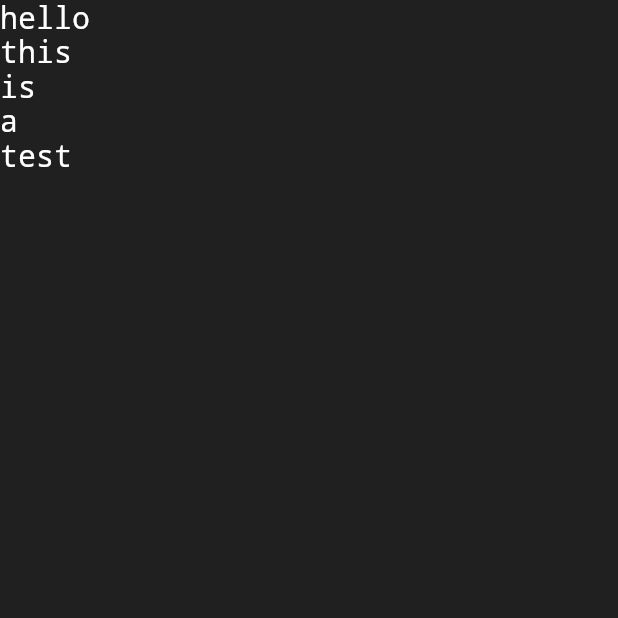
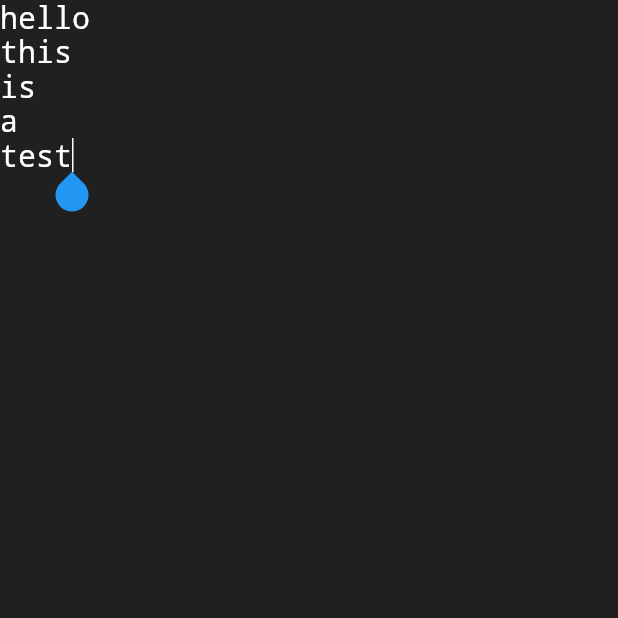
Before and after one commit to Amplus2/flutter-sucks-for-text-editors, a Flutter app: the screen it shows after launch, on a phone screen of 412 x 824 dp, the top half of it. Run offline on Flutter 3.47's test engine with Material 2 defaults, Android fonts, the phone set to English and light mode, and no system bars; our stand-ins replace args.

Commit message:
made the text field nicer

```diff
--- a/lib/buffer.dart
+++ b/lib/buffer.dart
@@ -1,13 +1,13 @@
 import 'dart:io';
 
 class Buffer {
-  List<String> buffer;
+  String buffer;
   String file;
 
   Buffer(this.buffer);
 
   Buffer.fromFile(this.file) {
     //TODO: async
-    buffer = File(file).readAsLinesSync();
+    buffer = File(file).readAsStringSync();
   }
 }
--- a/lib/main.dart
+++ b/lib/main.dart
@@ -2,6 +2,7 @@
 import 'package:args/args.dart';
 import 'package:flutter/material.dart';
 import 'package:adscriptum/config.dart' as Config;
+import 'package:flutter/rendering.dart';
 
 void main(final List<String> argv) {
   final argParser = ArgParser()
@@ -24,28 +25,43 @@
 }
 
 class _ScriptPageState extends State<ScriptPage> {
-  //currently this is just a single-buffer editor
-  //TODO: change that
-  Buffer _buffer = Buffer(['hello', 'this', 'is', 'a', 'test']);
+  //TODO: implement buffer switching
+  int _currentBuffer = 0;
+  List<Buffer> _buffers = [
+    Buffer('hello\nthis\nis\na\ntest'),
+  ];
+  TextEditingController _controller;
+
+  @override
+  void initState() {
+    super.initState();
+    _controller = TextEditingController(text: _buffers[_currentBuffer].buffer);
+  }
 
   @override
   Widget build(BuildContext context) {
-    final buffer = <Widget>[];
-    for (final line in _buffer.buffer)
-      buffer.add(Text(
-        line,
+    //TODO: implement basic editing
+    return Scaffold(
+      backgroundColor: Color(Config.backgroundColor),
+      body: TextField(
+        autofocus: true,
+        maxLines: null,
+        controller: _controller,
+        cursorColor: Color(Config.foregroundColor),
+        autocorrect: false,
+        //TODO: switch between insert/normal mode
+        cursorWidth: 1,
+        decoration: null,
+        expands: true,
+        //TODO: make this switch between modes
+        readOnly: false,
         style: TextStyle(
           fontFamily: Config.fonts.first,
           fontFamilyFallback: Config.fonts,
           fontSize: Config.fontSize,
           color: Color(Config.foregroundColor),
+          decorationColor: Color(Config.foregroundColor),
         ),
-      ));
-    return Scaffold(
-      backgroundColor: Color(Config.backgroundColor),
-      body: Column(
-        children: buffer,
-        crossAxisAlignment: CrossAxisAlignment.start,
       ),
     );
   }
```
